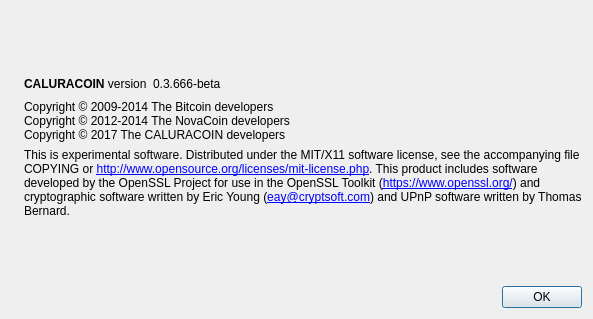
The window that src/qt/forms/aboutdialog.ui (laurobeleche/Caluracoin) describes before a commit, drawn with Qt 5.
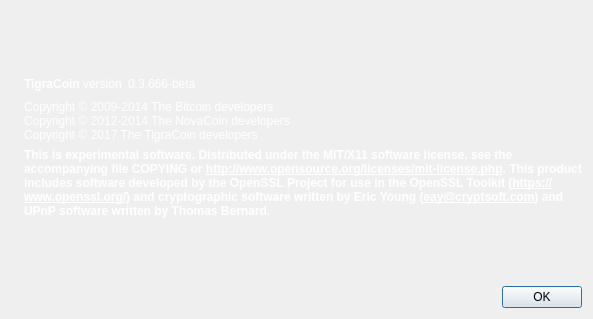
The same window after the commit. Icons and pictures are not drawn.

```diff
--- a/src/qt/forms/aboutdialog.ui
+++ b/src/qt/forms/aboutdialog.ui
@@ -10,6 +10,43 @@
     <height>319</height>
    </rect>
   </property>
+  <property name="palette">
+   <palette>
+    <active>
+     <colorrole role="Link">
+      <brush brushstyle="SolidPattern">
+       <color alpha="255">
+        <red>255</red>
+        <green>255</green>
+        <blue>255</blue>
+       </color>
+      </brush>
+     </colorrole>
+    </active>
+    <inactive>
+     <colorrole role="Link">
+      <brush brushstyle="SolidPattern">
+       <color alpha="255">
+        <red>255</red>
+        <green>255</green>
+        <blue>255</blue>
+       </color>
+      </brush>
+     </colorrole>
+    </inactive>
+    <disabled>
+     <colorrole role="Link">
+      <brush brushstyle="SolidPattern">
+       <color alpha="255">
+        <red>255</red>
+        <green>255</green>
+        <blue>255</blue>
+       </color>
+      </brush>
+     </colorrole>
+    </disabled>
+   </palette>
+  </property>
   <property name="windowTitle">
    <string>About CALURACOIN</string>
   </property>
@@ -49,8 +86,11 @@
          <property name="cursor">
           <cursorShape>IBeamCursor</cursorShape>
          </property>
+         <property name="styleSheet">
+          <string notr="true">color: white;</string>
+         </property>
          <property name="text">
-          <string>&lt;b&gt;CALURACOIN&lt;/b&gt; version</string>
+          <string>&lt;b&gt;TigraCoin&lt;/b&gt; version</string>
          </property>
          <property name="textInteractionFlags">
           <set>Qt::LinksAccessibleByMouse|Qt::TextSelectableByKeyboard|Qt::TextSelectableByMouse</set>
@@ -62,6 +102,9 @@
          <property name="cursor">
           <cursorShape>IBeamCursor</cursorShape>
          </property>
+         <property name="styleSheet">
+          <string notr="true">color: white;</string>
+         </property>
          <property name="text">
           <string notr="true">0.3.666-beta</string>
          </property>
@@ -90,10 +133,13 @@
        <property name="cursor">
         <cursorShape>IBeamCursor</cursorShape>
        </property>
+       <property name="styleSheet">
+        <string notr="true">color: white;</string>
+       </property>
        <property name="text">
         <string>Copyright © 2009-2014 The Bitcoin developers
 Copyright © 2012-2014 The NovaCoin developers
-Copyright © 2017 The CALURACOIN developers</string>
+Copyright © 2017 The TigraCoin developers</string>
        </property>
        <property name="textInteractionFlags">
         <set>Qt::LinksAccessibleByMouse|Qt::TextSelectableByKeyboard|Qt::TextSelectableByMouse</set>
@@ -102,16 +148,111 @@
      </item>
      <item>
       <widget class="QLabel" name="label_2">
+       <property name="palette">
+        <palette>
+         <active>
+          <colorrole role="WindowText">
+           <brush brushstyle="SolidPattern">
+            <color alpha="255">
+             <red>255</red>
+             <green>255</green>
+             <blue>255</blue>
+            </color>
+           </brush>
+          </colorrole>
+          <colorrole role="Text">
+           <brush brushstyle="SolidPattern">
+            <color alpha="255">
+             <red>255</red>
+             <green>255</green>
+             <blue>255</blue>
+            </color>
+           </brush>
+          </colorrole>
+          <colorrole role="ButtonText">
+           <brush brushstyle="SolidPattern">
+            <color alpha="255">
+             <red>255</red>
+             <green>255</green>
+             <blue>255</blue>
+            </color>
+           </brush>
+          </colorrole>
+         </active>
+         <inactive>
+          <colorrole role="WindowText">
+           <brush brushstyle="SolidPattern">
+            <color alpha="255">
+             <red>255</red>
+             <green>255</green>
+             <blue>255</blue>
+            </color>
+           </brush>
+          </colorrole>
+          <colorrole role="Text">
+           <brush brushstyle="SolidPattern">
+            <color alpha="255">
+             <red>255</red>
+             <green>255</green>
+             <blue>255</blue>
+            </color>
+           </brush>
+          </colorrole>
+          <colorrole role="ButtonText">
+           <brush brushstyle="SolidPattern">
+            <color alpha="255">
+             <red>255</red>
+             <green>255</green>
+             <blue>255</blue>
+            </color>
+           </brush>
+          </colorrole>
+         </inactive>
+         <disabled>
+          <colorrole role="WindowText">
+           <brush brushstyle="SolidPattern">
+            <color alpha="255">
+             <red>255</red>
+             <green>255</green>
+             <blue>255</blue>
+            </color>
+           </brush>
+          </colorrole>
+          <colorrole role="Text">
+           <brush brushstyle="SolidPattern">
+            <color alpha="255">
+             <red>255</red>
+             <green>255</green>
+             <blue>255</blue>
+            </color>
+           </brush>
+          </colorrole>
+          <colorrole role="ButtonText">
+           <brush brushstyle="SolidPattern">
+            <color alpha="255">
+             <red>255</red>
+             <green>255</green>
+             <blue>255</blue>
+            </color>
+           </brush>
+          </colorrole>
+         </disabled>
+        </palette>
+       </property>
        <property name="cursor">
         <cursorShape>IBeamCursor</cursorShape>
        </property>
+       <property name="styleSheet">
+        <string notr="true">color: white;
+font-weight: bold;</string>
+       </property>
        <property name="text">
         <string>
 This is experimental software.
 
-Distributed under the MIT/X11 software license, see the accompanying file COPYING or &lt;a href=&quot;http://www.opensource.org/licenses/mit-license.php&quot;&gt;http://www.opensource.org/licenses/mit-license.php&lt;/a&gt;.
+Distributed under the MIT/X11 software license, see the accompanying file COPYING or &lt;a href=&quot;http://www.opensource.org/licenses/mit-license.php&quot; style=&quot;color: white;&quot;&gt;http://www.opensource.org/licenses/mit-license.php&lt;/a&gt;.
 
-This product includes software developed by the OpenSSL Project for use in the OpenSSL Toolkit (&lt;a href=&quot;https://www.openssl.org/&quot;&gt;https://www.openssl.org/&lt;/a&gt;) and cryptographic software written by Eric Young (&lt;a href=&quot;mailto:eay@cryptsoft.com&quot;&gt;eay@cryptsoft.com&lt;/a&gt;) and UPnP software written by Thomas Bernard.</string>
+This product includes software developed by the OpenSSL Project for use in the OpenSSL Toolkit (&lt;a href=&quot;https://www.openssl.org/&quot; style=&quot;color: white;&quot;&gt;https://www.openssl.org/&lt;/a&gt;) and cryptographic software written by Eric Young (&lt;a href=&quot;mailto:eay@cryptsoft.com&quot; style=&quot;color: white;&quot;&gt;eay@cryptsoft.com&lt;/a&gt;) and UPnP software written by Thomas Bernard.</string>
        </property>
        <property name="textFormat">
         <enum>Qt::RichText</enum>
```
Left out of the diff: 2 changed lines with no effect on the pictures.
